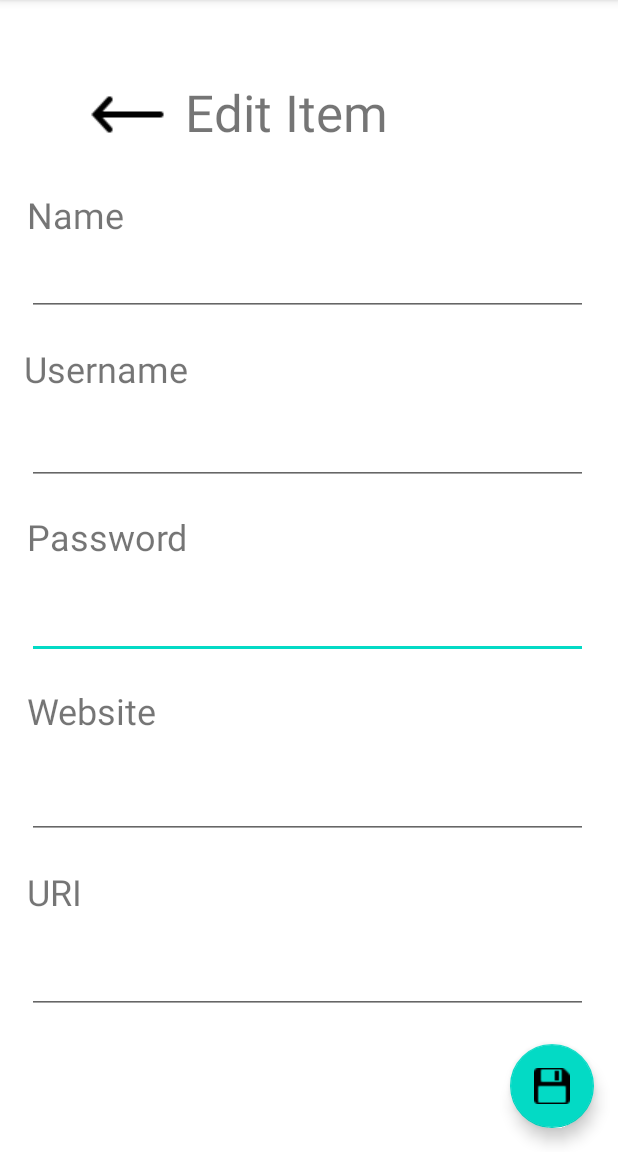
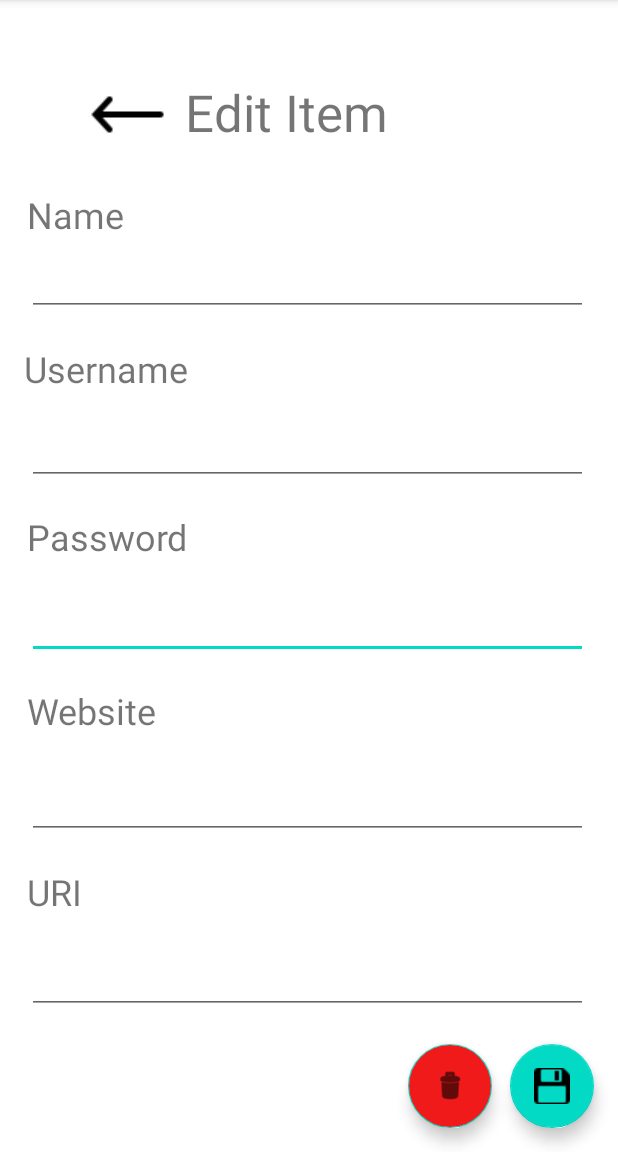
Before and after one commit to cbbrac/SecureShield2.0, an Android app: the editActivity screen opened directly, with no data from a screen before it, on a phone screen of 412 x 824 dp, the part 84-1236 px from its top. Run offline under Robolectric (Android 15) with nearby library versions, the phone set to English and light mode, and no system bars.

Commit message:
Added the delete account button on the Edit Item xml and Activity files.

```diff
--- a/app/src/main/java/com/example/secureshield20/editActivity.java
+++ b/app/src/main/java/com/example/secureshield20/editActivity.java
@@ -21,4 +21,8 @@ public class editActivity extends AppCompatActivity {
         Intent intent = new Intent(this, VaultActivity.class);
         startActivity(intent);
     }
+
+    public void deleteItem(View view) {
+
+    }
 }
--- a/app/src/main/res/layout/activity_edit.xml
+++ b/app/src/main/res/layout/activity_edit.xml
@@ -17,6 +17,19 @@
         app:layout_constraintBottom_toBottomOf="parent"
         app:layout_constraintEnd_toEndOf="parent"
         app:srcCompat="@drawable/icons8_save_26" />
+
+    <com.google.android.material.floatingactionbutton.FloatingActionButton
+        android:id="@+id/floatingActionButton4"
+        android:layout_width="wrap_content"
+        android:layout_height="wrap_content"
+        android:layout_marginEnd="84dp"
+        android:layout_marginBottom="16dp"
+        android:backgroundTint="#F11A1A"
+        android:clickable="true"
+        android:onClick="deleteItem"
+        app:layout_constraintBottom_toBottomOf="parent"
+        app:layout_constraintEnd_toEndOf="parent"
+        app:srcCompat="@android:drawable/ic_menu_delete" />
 
     <ImageButton
         android:id="@+id/imageButton"
```
